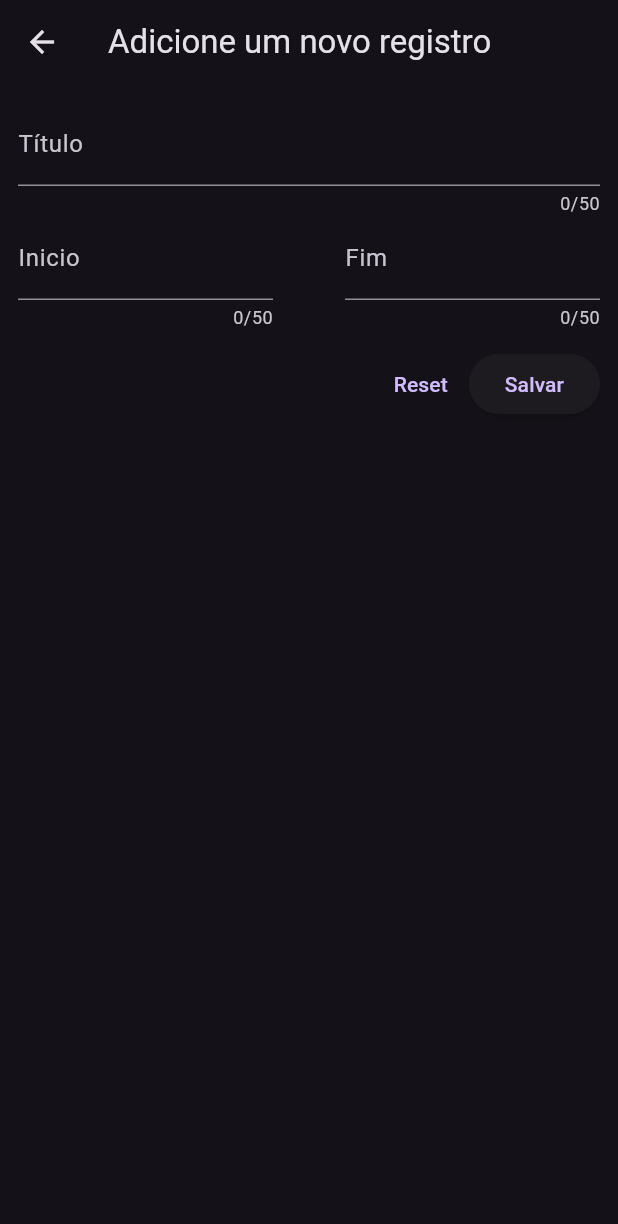
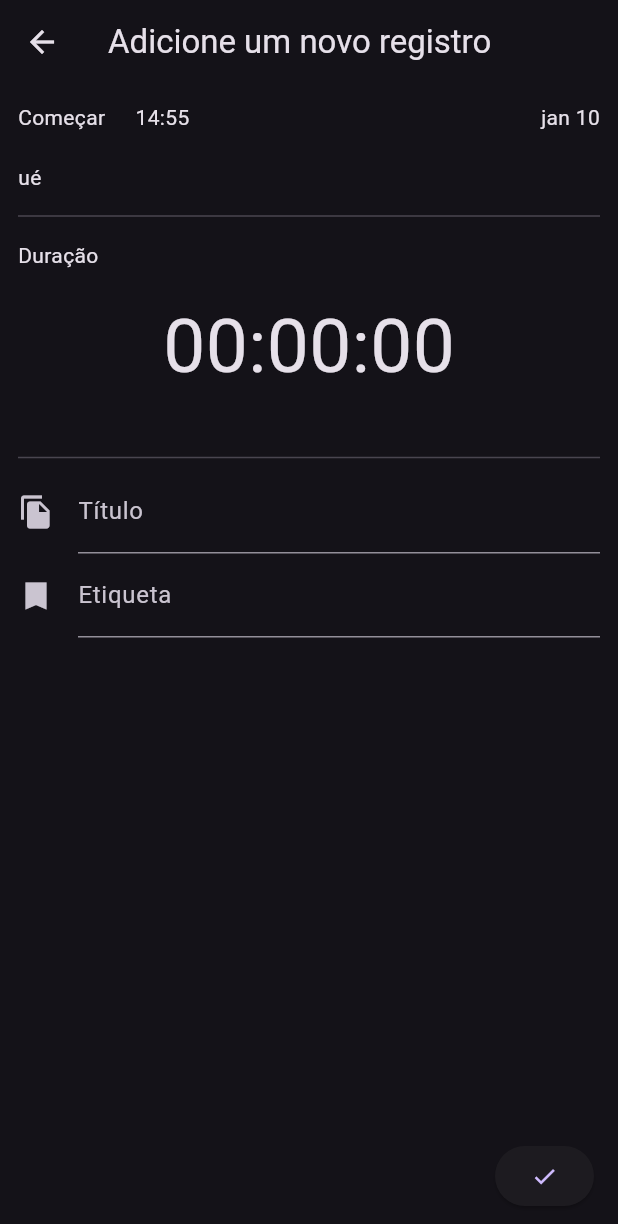
Before and after one commit to Overdrive-Internal-Product-Team/overtimer-mobile, a Flutter app: the NewIntervalItem screen opened directly, on a phone screen of 412 x 824 dp. Shown: the top 1224 px of the screen. Run offline on Flutter 3.47's test engine with Material 3 defaults, Android fonts, the light colour scheme and no system bars; our stand-ins replace mask_text_input_formatter.

Commit message:
new entry screen added

```diff
--- a/lib/screens/new_interval_item.dart
+++ b/lib/screens/new_interval_item.dart
@@ -1,6 +1,10 @@
 import 'package:flutter/material.dart';
 import 'package:overtimer_mobile/models/interval_item.dart';
 import 'package:mask_text_input_formatter/mask_text_input_formatter.dart';
+import 'package:overtimer_mobile/widgets/new_interval_duration_input.dart';
+import 'package:overtimer_mobile/widgets/new_interval_item_header.dart';
+import 'package:overtimer_mobile/widgets/new_interval_tag_input.dart';
+import 'package:overtimer_mobile/widgets/new_interval_title_input.dart';
 
 class NewIntervalItem extends StatefulWidget {
   const NewIntervalItem({super.key});
@@ -13,9 +17,9 @@ class NewIntervalItem extends StatefulWidget {
 
 class _NewIntervalItemState extends State<NewIntervalItem> {
   final _formKey = GlobalKey<FormState>();
-  var _enteredTitle = '';
-  var _enteredStartDate = '';
-  var _enteredEndDate = '';
+  final _enteredTitle = '';
+  final _enteredStartDate = '';
+  final _enteredEndDate = '';
   // var _enteredStartDate = new DateTime();
   // var _enteredEndDate = new DateTime();
 
@@ -43,96 +47,109 @@ class _NewIntervalItemState extends State<NewIntervalItem> {
       appBar: AppBar(
         title: const Text('Adicione um novo registro'),
       ),
-      body: Padding(
-        padding: const EdgeInsets.all(12),
-        child: Form(
-          key: _formKey,
-          child: Column(
-            children: [
-              TextFormField(
-                maxLength: 50,
-                decoration: const InputDecoration(
-                  label: Text('Título'),
-                ),
-                validator: (value) {
-                  if (value == null ||
-                      value.isEmpty ||
-                      value.trim().length <= 1 ||
-                      value.trim().length > 50) {
-                    return 'Campo deve estar entre 1 e 50 caracteres.';
-                  }
-                  return null;
-                },
-                onSaved: (value) {
-                  _enteredTitle = value!;
-                },
-              ),
-              Row(
-                crossAxisAlignment: CrossAxisAlignment.end,
-                children: [
-                  Expanded(
-                    child: TextFormField(
-                      maxLength: 50,
-                      decoration: const InputDecoration(
-                        label: Text('Inicio'),
-                      ),
-                      inputFormatters: [maskFormatter],
-                      validator: (value) {
-                        if (value == null ||
-                            value.isEmpty ||
-                            value.trim().length <= 1 ||
-                            value.trim().length > 50) {
-                          return 'Campo deve estar entre 1 e 50 caracteres.';
-                        }
-                        return null;
-                      },
-                      onSaved: (value) {
-                        _enteredStartDate = value!;
-                      },
-                    ),
-                  ),
-                  const SizedBox(
-                    width: 48,
-                  ),
-                  Expanded(
-                    child: TextFormField(
-                      maxLength: 50,
-                      decoration: const InputDecoration(
-                        label: Text('Fim'),
-                      ),
-                      validator: (value) {
-                        if (value == null ||
-                            value.isEmpty ||
-                            value.trim().length <= 1 ||
-                            value.trim().length > 50) {
-                          return 'Campo deve estar entre 1 e 50 caracteres.';
-                        }
-                        return null;
-                      },
-                      onSaved: (value) {
-                        _enteredEndDate = value!;
-                      },
-                    ),
-                  )
-                ],
-              ),
-              const SizedBox(
-                height: 12,
-              ),
-              Row(
-                mainAxisAlignment: MainAxisAlignment.end,
-                children: [
-                  TextButton(
-                      onPressed: () {
-                        _formKey.currentState!.reset();
-                      },
-                      child: const Text('Reset')),
-                  ElevatedButton(
-                      onPressed: _saveItem, child: const Text('Salvar'))
-                ],
-              )
-            ],
-          ),
+      floatingActionButton:
+          ElevatedButton(onPressed: () {}, child: const Icon(Icons.check)),
+      body: const Padding(
+        padding: EdgeInsets.all(12),
+        child: Column(
+          children: [
+            NewIntervalItemHeader(),
+            SizedBox(height: 8),
+            Divider(),
+            SizedBox(height: 8),
+            NewIntervalDurationInput(
+              durationMinutes: '10',
+              durationHours: '25',
+              durationSeconds: '00',
+            ),
+            Divider(),
+            NewIntervalTitleInput(),
+            NewIntervalTagInput()
+          ],
+          // [
+          //   TextFormField(
+          //     maxLength: 50,
+          //     decoration: const InputDecoration(
+          //       label: Text('Título'),
+          //     ),
+          //     validator: (value) {
+          //       if (value == null ||
+          //           value.isEmpty ||
+          //           value.trim().length <= 1 ||
+          //           value.trim().length > 50) {
+          //         return 'Campo deve estar entre 1 e 50 caracteres.';
+          //       }
+          //       return null;
+          //     },
+          //     onSaved: (value) {
+          //       _enteredTitle = value!;
+          //     },
+          //   ),
+          //   Row(
+          //     crossAxisAlignment: CrossAxisAlignment.end,
+          //     children: [
+          //       Expanded(
+          //         child: TextFormField(
+          //           maxLength: 50,
+          //           decoration: const InputDecoration(
+          //             label: Text('Inicio'),
+          //           ),
+          //           inputFormatters: [maskFormatter],
+          //           validator: (value) {
+          //             if (value == null ||
+          //                 value.isEmpty ||
+          //                 value.trim().length <= 1 ||
+          //                 value.trim().length > 50) {
+          //               return 'Campo deve estar entre 1 e 50 caracteres.';
+          //             }
+          //             return null;
+          //           },
+          //           onSaved: (value) {
+          //             _enteredStartDate = value!;
+          //           },
+          //         ),
+          //       ),
+          //       const SizedBox(
+          //         width: 48,
+          //       ),
+          //       Expanded(
+          //         child: TextFormField(
+          //           maxLength: 50,
+          //           decoration: const InputDecoration(
+          //             label: Text('Fim'),
+          //           ),
+          //           validator: (value) {
+          //             if (value == null ||
+          //                 value.isEmpty ||
+          //                 value.trim().length <= 1 ||
+          //                 value.trim().length > 50) {
+          //               return 'Campo deve estar entre 1 e 50 caracteres.';
+          //             }
+          //             return null;
+          //           },
+          //           onSaved: (value) {
+          //             _enteredEndDate = value!;
+          //           },
+          //         ),
+          //       )
+          //     ],
+          //   ),
+          //   const SizedBox(
+          //     height: 12,
+          //   ),
+          //   Row(
+          //     mainAxisAlignment: MainAxisAlignment.end,
+          //     children: [
+          //       TextButton(
+          //           onPressed: () {
+          //             _formKey.currentState!.reset();
+          //           },
+          //           child: const Text('Reset')),
+          //       ElevatedButton(
+          //           onPressed: _saveItem, child: const Text('Salvar'))
+          //     ],
+          //   )
+          // ],
         ),
       ),
     );
--- /dev/null
+++ b/lib/widgets/new_interval_duration_input.dart
@@ -0,0 +1,41 @@
+import 'package:flutter/material.dart';
+
+class NewIntervalDurationInput extends StatelessWidget {
+  const NewIntervalDurationInput(
+      {super.key,
+      required String durationMinutes,
+      required String durationHours,
+      required String durationSeconds});
+
+  final String durationHours = '00';
+  final String durationMinutes = '00';
+  final String durationSeconds = '00';
+
+  @override
+  Widget build(BuildContext context) {
+    return const Column(children: [
+      Row(
+        children: [
+          Text(
+            'Duração',
+          ),
+        ],
+      ),
+      SizedBox(
+        height: 15,
+      ),
+      Row(
+        mainAxisAlignment: MainAxisAlignment.center,
+        children: [
+          Text(
+            '00:00:00',
+            style: TextStyle(fontSize: 50),
+          )
+        ],
+      ),
+      SizedBox(
+        height: 30,
+      ),
+    ]);
+  }
+}
--- /dev/null
+++ b/lib/widgets/new_interval_item_header.dart
@@ -0,0 +1,34 @@
+import 'package:flutter/material.dart';
+
+class NewIntervalItemHeader extends StatelessWidget {
+  const NewIntervalItemHeader({super.key});
+
+  @override
+  Widget build(BuildContext context) {
+    return const Column(children: [
+      Row(
+        mainAxisAlignment: MainAxisAlignment.spaceBetween,
+        children: [
+          Expanded(
+            child: Row(
+              children: [
+                Text('Começar'),
+                SizedBox(
+                  width: 20,
+                ),
+                Text('14:55')
+              ],
+            ),
+          ),
+          Text('jan 10')
+        ],
+      ),
+      SizedBox(
+        height: 20,
+      ),
+      Row(
+        children: [Text('ué')],
+      ),
+    ]);
+  }
+}
--- /dev/null
+++ b/lib/widgets/new_interval_tag_input.dart
@@ -0,0 +1,15 @@
+import 'package:flutter/material.dart';
+
+class NewIntervalTagInput extends StatelessWidget {
+  const NewIntervalTagInput({super.key});
+
+  @override
+  Widget build(BuildContext context) {
+    // TODO: implement build
+    return const TextField(
+      readOnly: false,
+      decoration: InputDecoration(
+          icon: Icon(Icons.turned_in_sharp), label: Text('Etiqueta')),
+    );
+  }
+}
--- /dev/null
+++ b/lib/widgets/new_interval_title_input.dart
@@ -0,0 +1,15 @@
+import 'package:flutter/material.dart';
+
+class NewIntervalTitleInput extends StatelessWidget {
+  const NewIntervalTitleInput({super.key});
+
+  @override
+  Widget build(BuildContext context) {
+    // TODO: implement build
+    return const TextField(
+      readOnly: false,
+      decoration:
+          InputDecoration(icon: Icon(Icons.file_copy), label: Text('Título')),
+    );
+  }
+}
```
